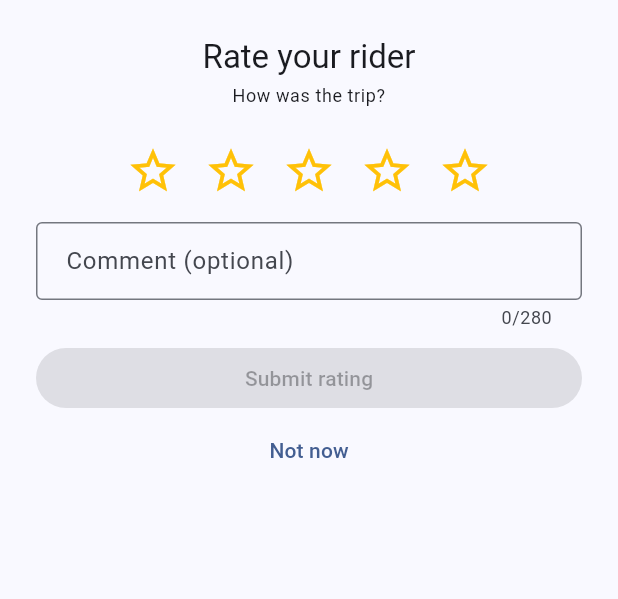
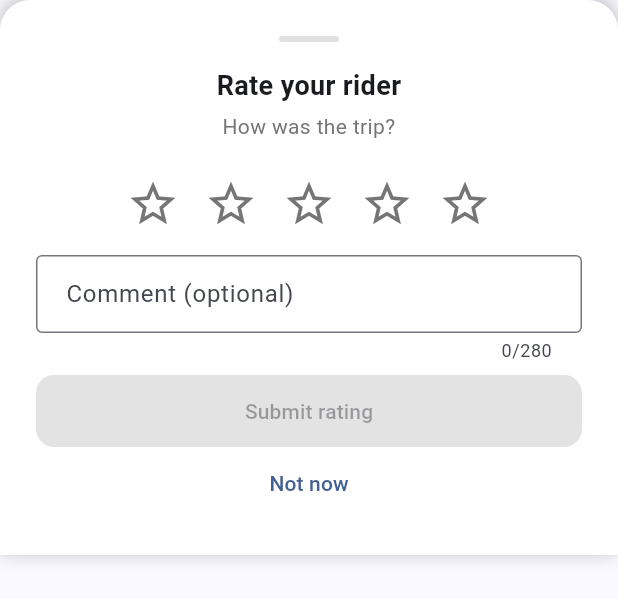
Before and after one commit to apucontilde/ride-hailing-api, a Flutter app: the RateSheet widget shown alone on an empty page, opened directly with empty values, on a phone screen of 412 x 824 dp. Shown: the top 599 px of the screen. Run offline on Flutter 3.47's test engine with Material 3 defaults, Android fonts, the phone set to English and light mode, and no system bars; our stand-ins replace dio, flutter_map, flutter_riverpod, flutter_secure_storage, geolocator, go_router and 1 more; accounts and stored records are empty; network calls fail.

Commit message:
feat(driver): rewrite RateSheet on the shared AppRatingSheet
showRateSheet keeps its signature and both call sites; submission still marks rated, pops, and shows the snackbar, with the two exact error strings passed as errorText. Test finder migrated to the shared AppButton's ElevatedButton.

```diff
--- a/driver_app/lib/features/rides/presentation/rate_sheet.dart
+++ b/driver_app/lib/features/rides/presentation/rate_sheet.dart
@@ -1,21 +1,24 @@
 import 'package:flutter/material.dart';
 import 'package:flutter_riverpod/flutter_riverpod.dart';
+import 'package:ride_hailing_shared/ride_hailing_shared.dart';
 
 import '../data/rated_rides_provider.dart';
 import '../data/rides_repository.dart';
 
 /// Opens the rating sheet for a completed ride (US-D10).
-Future<void> showRateSheet(BuildContext context, WidgetRef ref,
-    {required String rideId}) {
-  return showModalBottomSheet<void>(
-    context: context,
-    isScrollControlled: true,
+Future<void> showRateSheet(
+  BuildContext context,
+  WidgetRef ref, {
+  required String rideId,
+}) {
+  return showAppRatingSheet<void>(
+    context,
     builder: (_) => RateSheet(rideId: rideId),
   );
 }
 
 /// 1–5 star rating with an optional comment, submitted to
-/// `POST /driver/rides/:id/rate`.
+/// `POST /driver/rides/:id/rate`, on top of the shared [AppRatingSheet].
 ///
 /// A submit in flight disables the control, and a failure keeps the sheet open
 /// with an inline error — a dropped rating is silent data loss, since the
@@ -30,41 +33,29 @@ class RateSheet extends ConsumerStatefulWidget {
 }
 
 class _RateSheetState extends ConsumerState<RateSheet> {
-  int _score = 0;
-  final TextEditingController _comment = TextEditingController();
   bool _submitting = false;
   String? _error;
 
-  @override
-  void dispose() {
-    _comment.dispose();
-    super.dispose();
-  }
-
-  /// The server range-checks 1..5 and the repository re-checks it locally, so
-  /// an unsubmitted sheet is simply not submittable.
-  bool get _canSubmit => _score >= 1 && _score <= 5 && !_submitting;
-
-  Future<void> _submit() async {
-    if (!_canSubmit) return;
+  Future<void> _submit(int score, String comment) async {
+    if (_submitting) return;
     setState(() {
       _submitting = true;
       _error = null;
     });
     try {
-      await ref.read(ridesRepositoryProvider).rateRide(
-            rideId: widget.rideId,
-            score: _score,
-            comment: _comment.text,
-          );
+      // The repository range-checks 1..5 locally, so a rejected score throws
+      // `ArgumentError` before any request is sent.
+      await ref
+          .read(ridesRepositoryProvider)
+          .rateRide(rideId: widget.rideId, score: score, comment: comment);
       if (!mounted) return;
       // The server has the rating now; retire the prompt immediately rather
       // than waiting for the rated-rides list to catch up with it.
       ref.read(ratedRidesProvider.notifier).markRated(widget.rideId);
       Navigator.of(context).pop();
-      ScaffoldMessenger.of(context).showSnackBar(
-        const SnackBar(content: Text('Thanks — rating sent')),
-      );
+      ScaffoldMessenger.of(
+        context,
+      ).showSnackBar(const SnackBar(content: Text('Thanks — rating sent')));
     } on ArgumentError {
       if (!mounted) return;
       setState(() {
@@ -82,93 +73,14 @@ class _RateSheetState extends ConsumerState<RateSheet> {
 
   @override
   Widget build(BuildContext context) {
-    return Padding(
-      // Lift the sheet above the keyboard when the comment field is focused.
-      padding: EdgeInsets.only(
-        bottom: MediaQuery.of(context).viewInsets.bottom,
-      ),
-      child: Container(
-        padding: const EdgeInsets.all(24),
-        decoration: BoxDecoration(
-          color: Theme.of(context).scaffoldBackgroundColor,
-          borderRadius: const BorderRadius.vertical(top: Radius.circular(20)),
-        ),
-        child: Column(
-          mainAxisSize: MainAxisSize.min,
-          crossAxisAlignment: CrossAxisAlignment.stretch,
-          children: [
-            Text(
-              'Rate your rider',
-              textAlign: TextAlign.center,
-              style: Theme.of(context).textTheme.titleLarge,
-            ),
-            const SizedBox(height: 4),
-            Text(
-              'How was the trip?',
-              textAlign: TextAlign.center,
-              style: Theme.of(context).textTheme.bodySmall,
-            ),
-            const SizedBox(height: 16),
-            Row(
-              mainAxisAlignment: MainAxisAlignment.center,
-              children: [
-                for (var star = 1; star <= 5; star++)
-                  IconButton(
-                    key: Key('rate-star-$star'),
-                    onPressed: _submitting
-                        ? null
-                        : () => setState(() => _score = star),
-                    icon: Icon(
-                      star <= _score ? Icons.star : Icons.star_border,
-                      size: 36,
-                      color: Colors.amber,
-                    ),
-                    tooltip: '$star star${star == 1 ? '' : 's'}',
-                  ),
-              ],
-            ),
-            const SizedBox(height: 8),
-            TextField(
-              key: const Key('rate-comment'),
-              controller: _comment,
-              enabled: !_submitting,
-              maxLength: 280,
-              minLines: 1,
-              maxLines: 3,
-              decoration: const InputDecoration(
-                labelText: 'Comment (optional)',
-                border: OutlineInputBorder(),
-              ),
-            ),
-            if (_error != null) ...[
-              const SizedBox(height: 4),
-              Text(
-                _error!,
-                key: const Key('rate-error'),
-                textAlign: TextAlign.center,
-                style: TextStyle(color: Theme.of(context).colorScheme.error),
-              ),
-            ],
-            const SizedBox(height: 8),
-            FilledButton(
-              key: const Key('rate-submit'),
-              onPressed: _canSubmit ? _submit : null,
-              child: _submitting
-                  ? const SizedBox(
-                      height: 18,
-                      width: 18,
-                      child: CircularProgressIndicator(strokeWidth: 2),
-                    )
-                  : const Text('Submit rating'),
-            ),
-            TextButton(
-              key: const Key('rate-skip'),
-              onPressed: _submitting ? null : () => Navigator.of(context).pop(),
-              child: const Text('Not now'),
-            ),
-          ],
-        ),
-      ),
+    return AppRatingSheet(
+      title: 'Rate your rider',
+      subtitle: 'How was the trip?',
+      allowComment: true,
+      busy: _submitting,
+      errorText: _error,
+      onSubmit: _submit,
+      onSkip: () => Navigator.of(context).pop(),
     );
   }
 }
```
Also changed, not shown: 1 other file.
